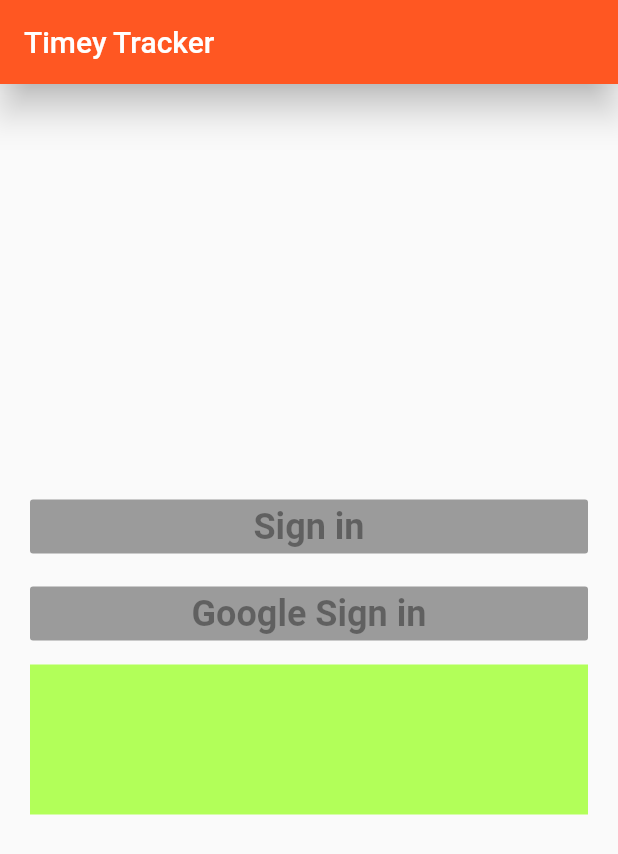
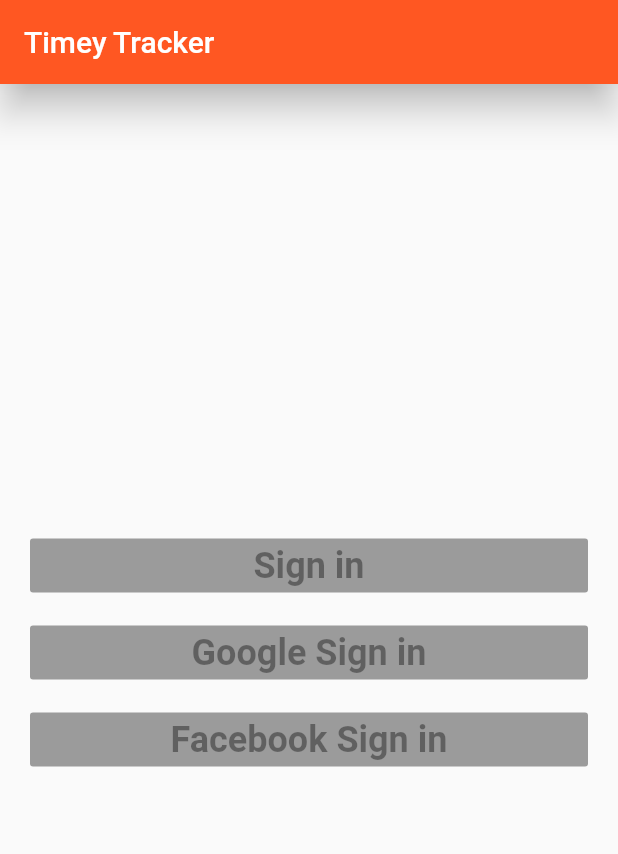
Before and after one commit to VickyAbishek/flutter_timesheet, a Flutter app: the screen it shows after launch, on a phone screen of 412 x 824 dp. Shown: the top 854 px of the screen. Run offline on Flutter 3.47's test engine with Material 2 defaults, Android fonts, the phone set to English and light mode, and no system bars.

Commit message:
day - 007
struck at office - demo

```diff
--- a/timesheet/lib/view/login.dart
+++ b/timesheet/lib/view/login.dart
@@ -56,12 +56,15 @@ class LoginPage extends StatelessWidget {
             ), onPressed: null,
           ),
           SizedBox(height: 10.0,),
-          Container(
-            color: Colors.lightGreenAccent,
-            child: SizedBox(
-              height: 100.0,
-              width: 100.0,
-            ),
+          RaisedButton(
+                      child: Text(
+              'Facebook Sign in',
+              textAlign: TextAlign.center,
+              style: TextStyle(
+                fontWeight: FontWeight.w600,
+                fontSize: 24.0
+               ),
+            ), onPressed: null,
           ),
           SizedBox(height: 10.0,),
         ],
```
